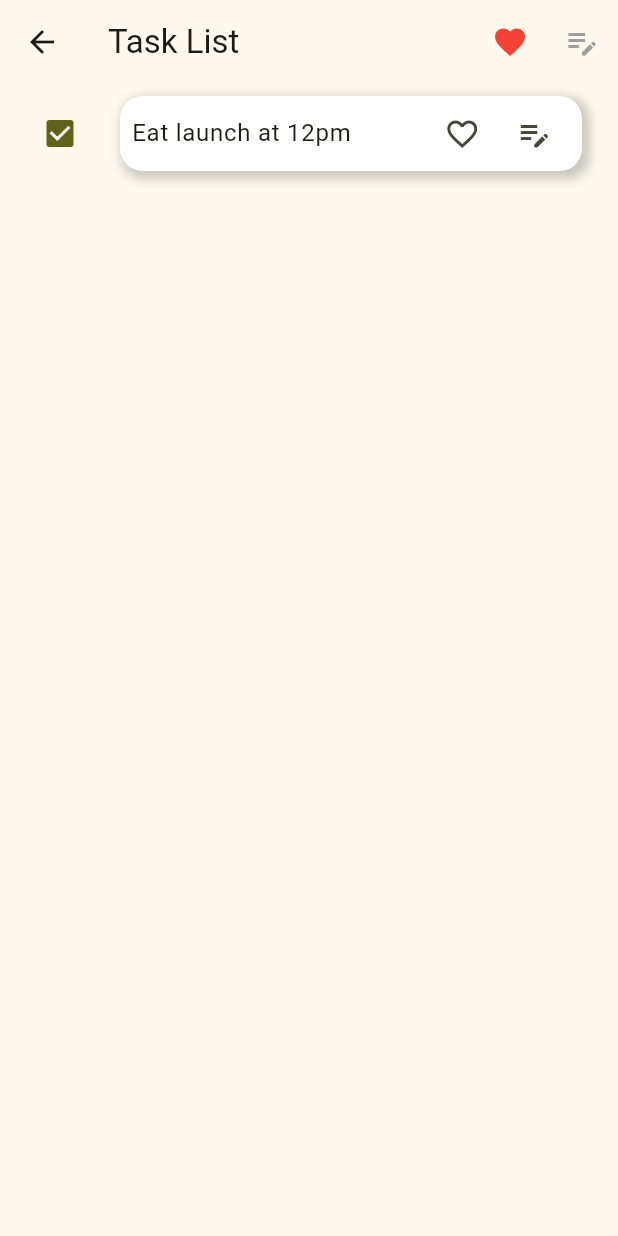
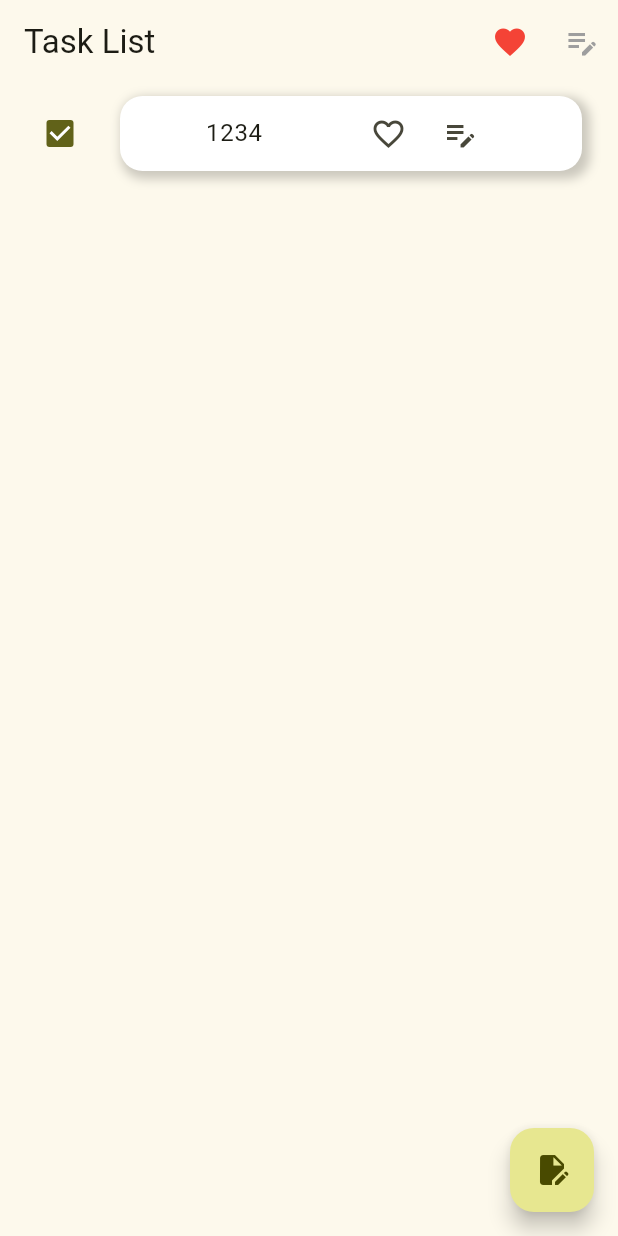
Before and after one commit to a23658945/practice_1131127, a Flutter app: the screen it shows after launch, item 3 of the bottom bar chosen, after a tap on the "favorite outline" icon, on a phone screen of 412 x 824 dp. Run offline on Flutter 3.47's test engine with Material 3 defaults, Android fonts, the phone set to English and light mode, and no system bars.

Commit message:
process_1131203

```diff
--- a/lib/BottomNav.dart
+++ b/lib/BottomNav.dart
@@ -20,7 +20,7 @@ class Bottomna extends StatelessWidget {
         } else if (_selectedIndex == 2) {
           Navigator.pushNamed(context, '/ListPage');
         } else if (_selectedIndex == 3) {
-          Navigator.pushNamed(context, '/GridView');
+          Navigator.pushNamed(context, '/ContentPage');
         } else if (_selectedIndex == 4) {
           Navigator.pushNamed(context, '/Listview0');
         } else {
@@ -59,10 +59,10 @@ List<BottomNavigationBarItem> items = [
         Icons.living_sharp,
         color: Colors.black,
       ),
-      label: 'GridView'),
+      label: 'ContentPage'),
   BottomNavigationBarItem(
       icon: Icon(
-        Icons.list_alt,
+        Icons.content_copy,
         color: Colors.black,
       ),
       label: 'Listview'),
--- /dev/null
+++ b/lib/ContentPage.dart
@@ -0,0 +1,107 @@
+import 'dart:math';
+
+import 'package:flutter/material.dart';
+import 'BottomNav.dart';
+
+class Contentpage extends StatefulWidget {
+  const Contentpage({super.key});
+
+  @override
+  State<Contentpage> createState() => _ContentpageState();
+}
+
+class _ContentpageState extends State<Contentpage> {
+  TextEditingController _contentcontroller = TextEditingController();
+  @override
+  void dispose() {
+    _contentcontroller.dispose();
+    super.dispose();
+  }
+
+  @override
+  void inState() {}
+
+  @override
+  Widget build(BuildContext context) {
+    return Scaffold(
+      appBar: AppBar(
+        automaticallyImplyLeading: false,
+        title: Text("Create a task"),
+      ),
+      body: Center(
+        child: Column(
+          mainAxisAlignment: MainAxisAlignment.spaceAround,
+          children: [
+            Container(
+              height: MediaQuery.sizeOf(context).height * 0.75,
+              width: MediaQuery.sizeOf(context).width * 0.7,
+              decoration: BoxDecoration(
+                  color: Color.fromRGBO(83, 92, 145, 1.0),
+                  borderRadius: BorderRadius.all(Radius.circular(10)),
+                  boxShadow: [
+                    BoxShadow(
+                        color: Colors.black.withOpacity(0.2),
+                        spreadRadius: 2,
+                        blurRadius: 5,
+                        offset: Offset(3, 3))
+                  ]),
+              child: Container(
+                  child: Column(
+                children: [
+                  SizedBox(
+                    height: 10,
+                  ),
+                  Row(
+                    mainAxisAlignment: MainAxisAlignment.spaceEvenly,
+                    children: [Text("TITLE"), Text("Date")],
+                  ),
+                  SizedBox(
+                    height: 10,
+                  ),
+                  Container(
+                    height: MediaQuery.sizeOf(context).height * 0.65,
+                    width: MediaQuery.sizeOf(context).width * 0.6,
+                    decoration: BoxDecoration(
+                        color: Color.fromRGBO(195, 192, 197, 1.0),
+                        borderRadius: BorderRadius.all(Radius.circular(10)),
+                        boxShadow: [
+                          BoxShadow(
+                              color: Colors.black.withOpacity(0.2),
+                              spreadRadius: 2,
+                              blurRadius: 5,
+                              offset: Offset(3, 3))
+                        ]),
+                    child: TextField(
+                      controller: _contentcontroller,
+                      onSubmitted: (e) {
+                        print(_contentcontroller.text);
+                      },
+                      decoration: InputDecoration(
+                          hintText: " Write here", border: InputBorder.none),
+                    ),
+                  )
+                ],
+              )),
+            ),
+            Row(mainAxisAlignment: MainAxisAlignment.center, children: [
+              ElevatedButton(
+                  onPressed: () {
+                    Navigator.pushNamed(context, '/ListPage');
+                  },
+                  child: Text("Save")),
+              SizedBox(
+                width: 20,
+              ),
+              ElevatedButton(
+                  onPressed: () async {
+                    Navigator.pop(context, _contentcontroller.text); //返回上一頁
+                  },
+                  child: Text("Go front")),
+            ]),
+          ],
+        ),
+      ),
+      bottomNavigationBar: Bottomna(),
+    );
+  }
+}
--- a/lib/ListPage.dart
+++ b/lib/ListPage.dart
@@ -1,4 +1,6 @@
 import 'package:flutter/material.dart';
+import 'lib_function/taskList.dart';
+import 'lib_function/TodoDate.dart';
 
 class ListPage extends StatefulWidget {
   const ListPage({super.key});
@@ -8,56 +10,56 @@ class ListPage extends StatefulWidget {
 }
 
 class _ListPageState extends State<ListPage> {
-  List<Map<String, dynamic>> task = [{"content":"Eat launch at 12pm",
-    "checked":true
-  }];
+  List<TodoDate> task = [
+    TodoDate(content: "1234", checked: true),
+  ];
   @override
   Widget build(BuildContext context) {
     return Scaffold(
-      appBar: AppBar(title: Text("Task List"), actions: [
+      appBar: AppBar(
+          automaticallyImplyLeading: false,
+          title: Text("Task List"),
+          actions: [
             IconButton(
               onPressed: () {},
               icon: Icon(Icons.favorite),
               color: Colors.red,
             ),
             IconButton(
-            onPressed: () {}, icon: Icon(Icons.edit_note), color: Colors.grey)
+                onPressed: () {},
+                icon: Icon(Icons.edit_note),
+                color: Colors.grey)
           ]),
-      body: ListView(
-        children: task.map((e)=>buildListTile(e["checked"],e["content"])
-      ).toList(),
+      body: task.isEmpty
+          ? Center(
+              child: Text(
+                "請按下右下角，新增第一筆ToDo!",
+                textAlign: TextAlign.center,
+                style: TextStyle(fontSize: 20),
+              ),
             )
+          : ListView(
+              children: task
+                  .map((e) => TaskList(
+                        content: e.content,
+                        checked: e.checked,
+                      ))
+                  .toList(),
+            ),
+      floatingActionButton: FloatingActionButton(
+        onPressed: () async {
+          final result = await Navigator.pushNamed(context, '/ContentPage');
+          setState(() {
+            task.add(TodoDate(checked: false, content: result.toString()));
+          });
+
+          for (int i = 0; i < task.length; i++) {
+            print(task[i].content);
+          }
+
+        },
+        child: Icon(Icons.edit_document),
+      ),
     );
   }
 }
-
-Widget buildListTile(bool checked, String content){
-  return ListTile(
-              leading: Checkbox(value: checked, onChanged: (e) {}),
-              title: Container(
-                height: 50,
-                width: 300,
-                decoration: BoxDecoration(
-                  color: Colors.white,
-                  borderRadius: BorderRadius.all(Radius.circular(15)),
-                  boxShadow: [
-                    BoxShadow(
-                      color: Colors.black.withOpacity(0.2), // 陰影顏色與透明度
-                      spreadRadius: 2, // 擴散半徑
-                      blurRadius: 5, // 模糊半徑
-                      offset: Offset(3, 3), // 陰影位移 (x, y)
-                    ),
-                  ],
-                ),
-                child: Row(
-                  mainAxisAlignment: MainAxisAlignment.center,
-                  children: [
-                    Text("$content"),
-                    SizedBox(width: 50,),
-                    IconButton(onPressed: (){}, icon: Icon(Icons.favorite_border)),
-                    IconButton(onPressed: (){}, icon: Icon(Icons.edit_note))
-                  ],
-                )
-              )
-              );
-}
--- /dev/null
+++ b/lib/lib_function/TodoDate.dart
@@ -0,0 +1,5 @@
+class TodoDate{
+  String content;
+  bool checked;
+  TodoDate({required this.checked, required this.content});
+}
--- /dev/null
+++ b/lib/lib_function/taskList.dart
@@ -0,0 +1,49 @@
+import 'package:flutter/material.dart';
+
+class TaskList extends StatefulWidget {
+  TaskList({super.key, required this.checked, required this.content});
+  bool checked;
+  String content;
+
+  @override
+  State<TaskList> createState() => _TaskListState();
+}
+
+class _TaskListState extends State<TaskList> {
+  @override
+  Widget build(BuildContext content) {
+    return ListTile(
+        leading: Checkbox(
+          value: widget.checked ,onChanged: (e){
+            setState(() {
+              widget.checked = e??false;
+            });
+          }),
+        title: Container(
+            height: 50,
+            width: 300,
+            decoration: BoxDecoration(
+              color: Colors.white,
+              borderRadius: BorderRadius.all(Radius.circular(15)),
+              boxShadow: [
+                BoxShadow(
+                  color: Colors.black.withOpacity(0.2), // 陰影顏色與透明度
+                  spreadRadius: 2, // 擴散半徑
+                  blurRadius: 5, // 模糊半徑
+                  offset: Offset(3, 3), // 陰影位移 (x, y)
+                ),
+              ],
+            ),
+            child: Row(
+              mainAxisAlignment: MainAxisAlignment.center,
+              children: [
+                Text("${widget.content}"),
+                SizedBox(
+                  width: 60,
+                ),
+                IconButton(onPressed: () {}, icon: Icon(Icons.favorite_border)),
+                IconButton(onPressed: () {}, icon: Icon(Icons.edit_note))
+              ],
+            )));
+  }
+}
--- a/lib/main.dart
+++ b/lib/main.dart
@@ -3,6 +3,7 @@ import 'lib_function/demo1.dart';
 import 'exTextfield.dart';
 import 'BottomNav.dart';
 import 'ListPage.dart';
+import 'ContentPage.dart';
 
 void main() {
   runApp(const MainApp());
@@ -17,11 +18,12 @@ class MainApp extends StatelessWidget {
   @override
   Widget build(BuildContext context) {
     return MaterialApp(
+      debugShowCheckedModeBanner: false,
       theme: ThemeData(
           colorScheme: ColorScheme.fromSeed(
               brightness: Brightness.light,
               seedColor: Color.fromARGB(255, 238, 241, 21))),
-      initialRoute: '/',
+      initialRoute: '/ContentPage',
       routes: {
         '/': (context) => Demo1(),
         '/ExTextfield1': (context) => Scaffold(
@@ -31,6 +33,7 @@ class MainApp extends StatelessWidget {
               bottomNavigationBar: Bottomna()
             ),
         '/ListPage': (context) => ListPage(),
+        '/ContentPage': (context) => Contentpage(),
       },
     );
   }
```
Lines whose indentation alone changed are shown as unchanged.
